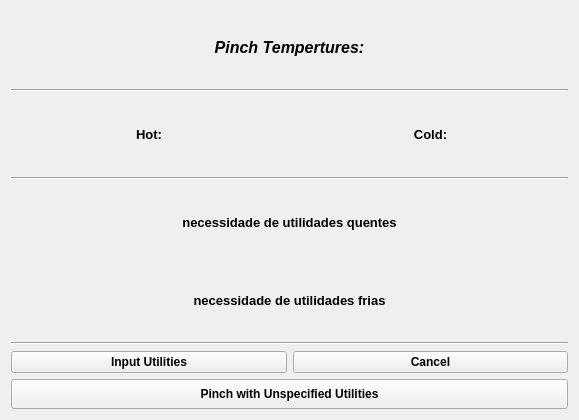
Old version of the form interface/done.ui in the repository CarlosTadeuVassoler/MPinch.
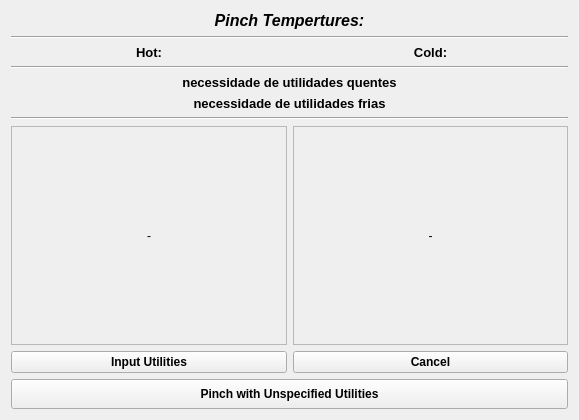
New version of the form.

```diff
--- a/interface/done.ui
+++ b/interface/done.ui
@@ -135,10 +135,70 @@
      <item>
       <layout class="QHBoxLayout" name="horizontalLayout_3">
        <item>
-        <layout class="QVBoxLayout" name="diagrama_th"/>
+        <widget class="QScrollArea" name="scrollArea">
+         <property name="widgetResizable">
+          <bool>true</bool>
+         </property>
+         <widget class="QWidget" name="scrollAreaWidgetContents">
+          <property name="geometry">
+           <rect>
+            <x>0</x>
+            <y>0</y>
+            <width>274</width>
+            <height>210</height>
+           </rect>
+          </property>
+          <layout class="QVBoxLayout" name="verticalLayout_3">
+           <item>
+            <layout class="QVBoxLayout" name="diagrama_th">
+             <item>
+              <widget class="QLabel" name="curva_composta">
+               <property name="text">
+                <string>-</string>
+               </property>
+               <property name="alignment">
+                <set>Qt::AlignCenter</set>
+               </property>
+              </widget>
+             </item>
+            </layout>
+           </item>
+          </layout>
+         </widget>
+        </widget>
        </item>
        <item>
-        <layout class="QVBoxLayout" name="grande_composta"/>
+        <widget class="QScrollArea" name="scrollArea_2">
+         <property name="widgetResizable">
+          <bool>true</bool>
+         </property>
+         <widget class="QWidget" name="scrollAreaWidgetContents_2">
+          <property name="geometry">
+           <rect>
+            <x>0</x>
+            <y>0</y>
+            <width>273</width>
+            <height>210</height>
+           </rect>
+          </property>
+          <layout class="QVBoxLayout" name="verticalLayout_4">
+           <item>
+            <layout class="QVBoxLayout" name="grande_composta">
+             <item>
+              <widget class="QLabel" name="grande_curva">
+               <property name="text">
+                <string>-</string>
+               </property>
+               <property name="alignment">
+                <set>Qt::AlignCenter</set>
+               </property>
+              </widget>
+             </item>
+            </layout>
+           </item>
+          </layout>
+         </widget>
+        </widget>
        </item>
       </layout>
      </item>
```
